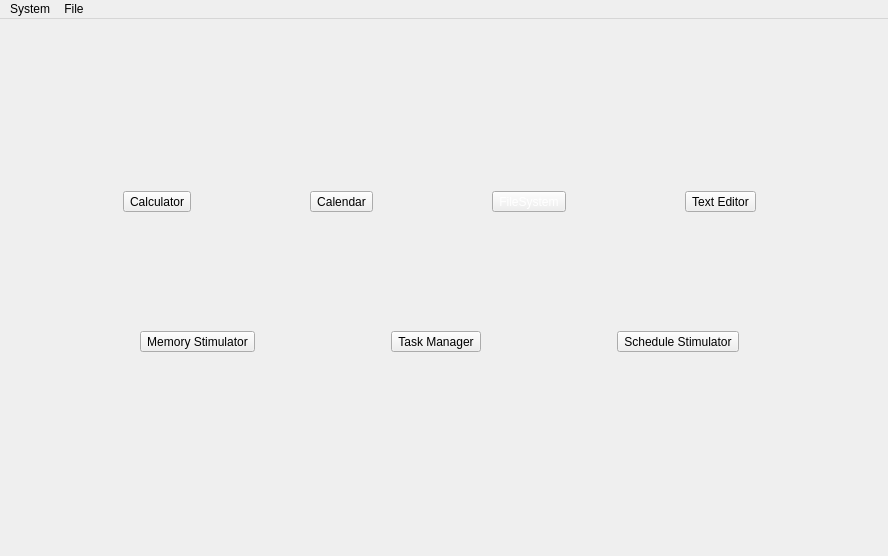
Qt form OS_Simulator_seconddraft/home/mainwindow.ui (U1ltra/CSC3002_Topic1_OS) before a commit.
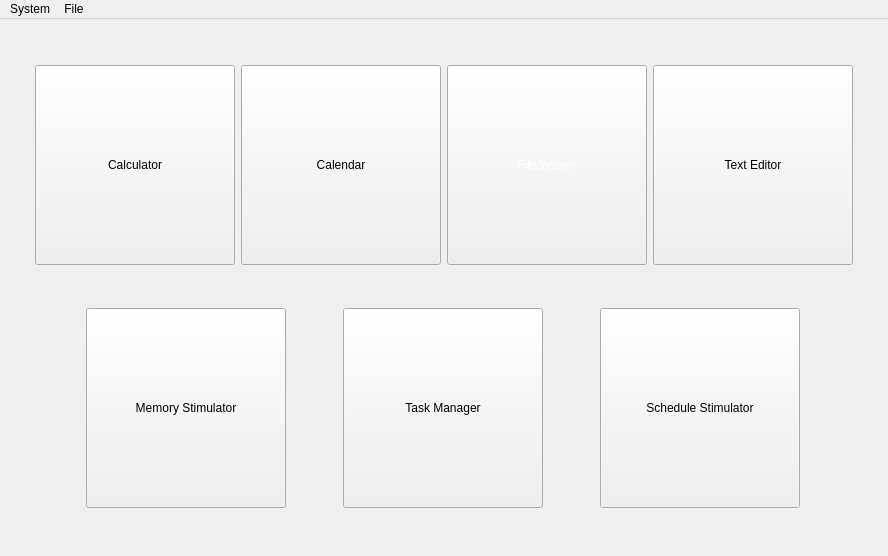
The same form after that commit.

```diff
--- a/OS_Simulator_seconddraft/home/mainwindow.ui
+++ b/OS_Simulator_seconddraft/home/mainwindow.ui
@@ -20,19 +20,42 @@
    <string>MainWindow</string>
   </property>
   <widget class="QWidget" name="centralwidget">
-   <layout class="QGridLayout" name="gridLayout"/>
-   <widget class="QWidget" name="layoutWidget">
-    <property name="geometry">
-     <rect>
-      <x>10</x>
-      <y>170</y>
-      <width>861</width>
-      <height>26</height>
-     </rect>
-    </property>
+   <layout class="QGridLayout" name="gridLayout">
+    <item row="0" column="0">
+     <layout class="QHBoxLayout" name="clock_layout">
+      <property name="sizeConstraint">
+       <enum>QLayout::SetFixedSize</enum>
+      </property>
+     </layout>
+    </item>
+    <item row="1" column="0">
     <layout class="QHBoxLayout" name="horizontalLayout">
      <item>
       <widget class="QToolButton" name="btn_calc">
+        <property name="sizePolicy">
+         <sizepolicy hsizetype="MinimumExpanding" vsizetype="MinimumExpanding">
+          <horstretch>0</horstretch>
+          <verstretch>0</verstretch>
+         </sizepolicy>
+        </property>
+        <property name="minimumSize">
+         <size>
+          <width>100</width>
+          <height>100</height>
+         </size>
+        </property>
+        <property name="maximumSize">
+         <size>
+          <width>200</width>
+          <height>200</height>
+         </size>
+        </property>
+        <property name="sizeIncrement">
+         <size>
+          <width>1</width>
+          <height>1</height>
+         </size>
+        </property>
        <property name="text">
         <string>Calculator</string>
        </property>
@@ -40,6 +63,24 @@
      </item>
      <item>
       <widget class="QToolButton" name="btn_Calendar">
+        <property name="sizePolicy">
+         <sizepolicy hsizetype="MinimumExpanding" vsizetype="MinimumExpanding">
+          <horstretch>0</horstretch>
+          <verstretch>0</verstretch>
+         </sizepolicy>
+        </property>
+        <property name="minimumSize">
+         <size>
+          <width>100</width>
+          <height>100</height>
+         </size>
+        </property>
+        <property name="maximumSize">
+         <size>
+          <width>200</width>
+          <height>200</height>
+         </size>
+        </property>
        <property name="text">
         <string>Calendar</string>
        </property>
@@ -47,6 +88,30 @@
      </item>
      <item>
       <widget class="QToolButton" name="btn_FileSystem">
+        <property name="sizePolicy">
+         <sizepolicy hsizetype="MinimumExpanding" vsizetype="MinimumExpanding">
+          <horstretch>0</horstretch>
+          <verstretch>0</verstretch>
+         </sizepolicy>
+        </property>
+        <property name="minimumSize">
+         <size>
+          <width>100</width>
+          <height>100</height>
+         </size>
+        </property>
+        <property name="maximumSize">
+         <size>
+          <width>200</width>
+          <height>200</height>
+         </size>
+        </property>
+        <property name="sizeIncrement">
+         <size>
+          <width>1</width>
+          <height>1</height>
+         </size>
+        </property>
        <property name="styleSheet">
         <string notr="true">color: rgb(255, 255, 255);</string>
        </property>
@@ -57,25 +122,65 @@
      </item>
      <item>
       <widget class="QToolButton" name="btn_TextEditor">
+        <property name="sizePolicy">
+         <sizepolicy hsizetype="MinimumExpanding" vsizetype="MinimumExpanding">
+          <horstretch>0</horstretch>
+          <verstretch>0</verstretch>
+         </sizepolicy>
+        </property>
+        <property name="minimumSize">
+         <size>
+          <width>100</width>
+          <height>100</height>
+         </size>
+        </property>
+        <property name="maximumSize">
+         <size>
+          <width>200</width>
+          <height>200</height>
+         </size>
+        </property>
+        <property name="sizeIncrement">
+         <size>
+          <width>1</width>
+          <height>1</height>
+         </size>
+        </property>
        <property name="text">
         <string>Text Editor</string>
        </property>
       </widget>
      </item>
     </layout>
-   </widget>
-   <widget class="QWidget" name="layoutWidget">
-    <property name="geometry">
-     <rect>
-      <x>10</x>
-      <y>310</y>
-      <width>861</width>
-      <height>26</height>
-     </rect>
-    </property>
+    </item>
+    <item row="2" column="0">
     <layout class="QHBoxLayout" name="horizontalLayout_2">
      <item>
-      <widget class="QToolButton" name="btn_Memory_Stimulator">
+       <widget class="QToolButton" name="btn_Memory_Simulator">
+        <property name="sizePolicy">
+         <sizepolicy hsizetype="MinimumExpanding" vsizetype="MinimumExpanding">
+          <horstretch>0</horstretch>
+          <verstretch>0</verstretch>
+         </sizepolicy>
+        </property>
+        <property name="minimumSize">
+         <size>
+          <width>100</width>
+          <height>100</height>
+         </size>
+        </property>
+        <property name="maximumSize">
+         <size>
+          <width>200</width>
+          <height>200</height>
+         </size>
+        </property>
+        <property name="sizeIncrement">
+         <size>
+          <width>1</width>
+          <height>1</height>
+         </size>
+        </property>
        <property name="text">
         <string>Memory Stimulator</string>
        </property>
@@ -83,20 +188,69 @@
      </item>
      <item>
       <widget class="QToolButton" name="btn_TaskManager">
+        <property name="sizePolicy">
+         <sizepolicy hsizetype="MinimumExpanding" vsizetype="MinimumExpanding">
+          <horstretch>0</horstretch>
+          <verstretch>0</verstretch>
+         </sizepolicy>
+        </property>
+        <property name="minimumSize">
+         <size>
+          <width>100</width>
+          <height>100</height>
+         </size>
+        </property>
+        <property name="maximumSize">
+         <size>
+          <width>200</width>
+          <height>200</height>
+         </size>
+        </property>
+        <property name="sizeIncrement">
+         <size>
+          <width>1</width>
+          <height>1</height>
+         </size>
+        </property>
        <property name="text">
         <string>Task Manager</string>
        </property>
       </widget>
      </item>
      <item>
-      <widget class="QToolButton" name="btn_Schedule_Stimulator">
+       <widget class="QToolButton" name="btn_Schedule_Simulator">
+        <property name="sizePolicy">
+         <sizepolicy hsizetype="MinimumExpanding" vsizetype="MinimumExpanding">
+          <horstretch>0</horstretch>
+          <verstretch>0</verstretch>
+         </sizepolicy>
+        </property>
+        <property name="minimumSize">
+         <size>
+          <width>100</width>
+          <height>100</height>
+         </size>
+        </property>
+        <property name="maximumSize">
+         <size>
+          <width>200</width>
+          <height>200</height>
+         </size>
+        </property>
+        <property name="sizeIncrement">
+         <size>
+          <width>1</width>
+          <height>1</height>
+         </size>
+        </property>
        <property name="text">
         <string>Schedule Stimulator</string>
        </property>
       </widget>
      </item>
     </layout>
-   </widget>
+    </item>
+   </layout>
   </widget>
   <widget class="QMenuBar" name="menubar">
    <property name="geometry">
```
Left out of the diff: 4 changed lines with no effect on the pictures. Lines whose indentation alone changed are shown as unchanged.
